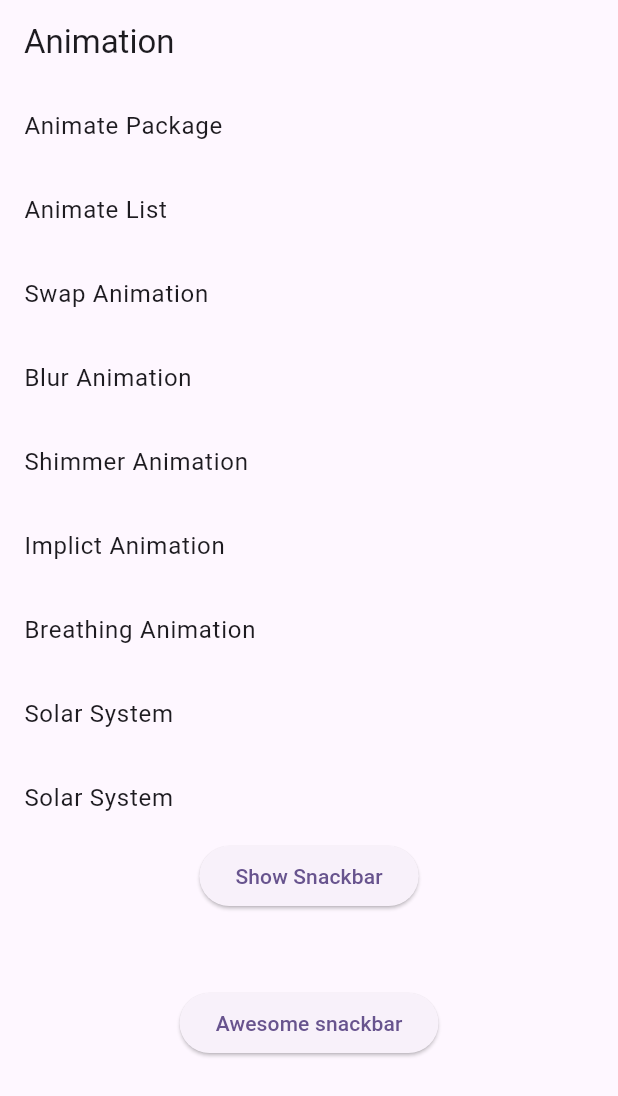
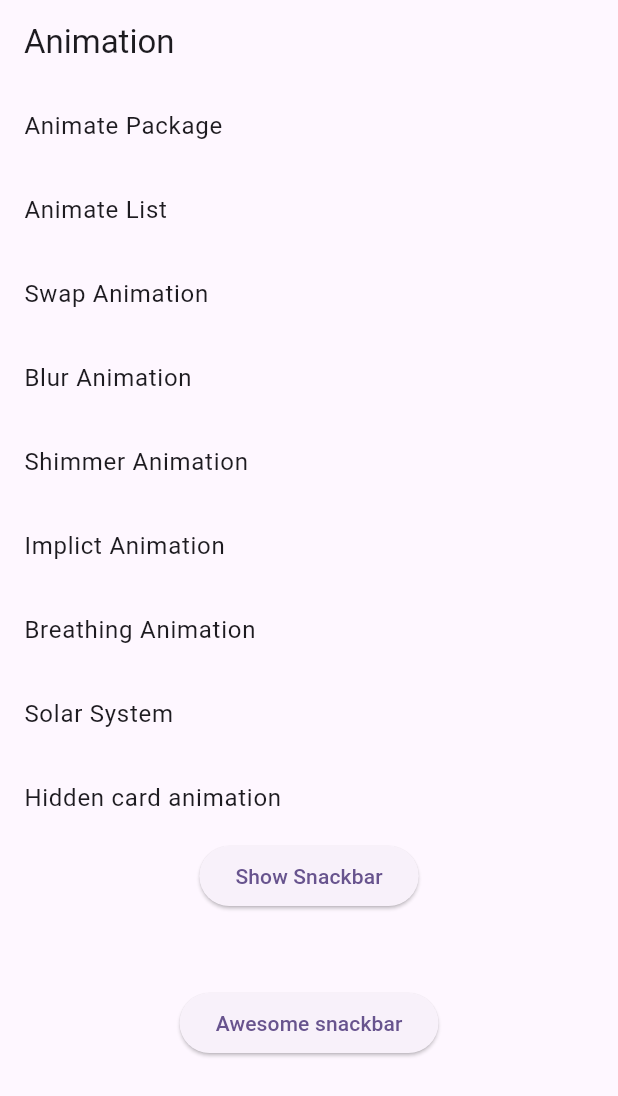
Before and after one commit to Netesh5/Flutter_Animations, a Flutter app: the screen it shows after launch, on a phone screen of 412 x 824 dp. Shown: the top 1096 px of the screen. Run offline on Flutter 3.47's test engine with Material 3 defaults, Android fonts, the phone set to English and light mode, and no system bars; our stand-ins replace awesome_snackbar_content, device_preview, flutter_animate.

Commit message:
feat: refractor

```diff
--- a/lib/view/homepage.dart
+++ b/lib/view/homepage.dart
@@ -1,4 +1,4 @@
-import 'package:animation_app/view/black_hole/black_hole.dart';
+import 'package:animation_app/view/hidden_card_animation/black_hole.dart';
 import 'package:animation_app/view/animate_package/animate_pacekage_page.dart';
 import 'package:animation_app/view/animate_package/animated_list.dart';
 import 'package:animation_app/view/animate_package/blur_animation.dart';
@@ -94,7 +94,7 @@ class HomePage extends StatelessWidget {
             },
           ),
           ListTile(
-            title: const Text("Solar System"),
+            title: const Text("Hidden card animation"),
             onTap: () {
               Navigator.push(
                   context,
```
Also changed, not shown: lib/view/hidden_card_animation/black_hole.dart (renamed from lib/view/black_hole/black_hole.dart).
